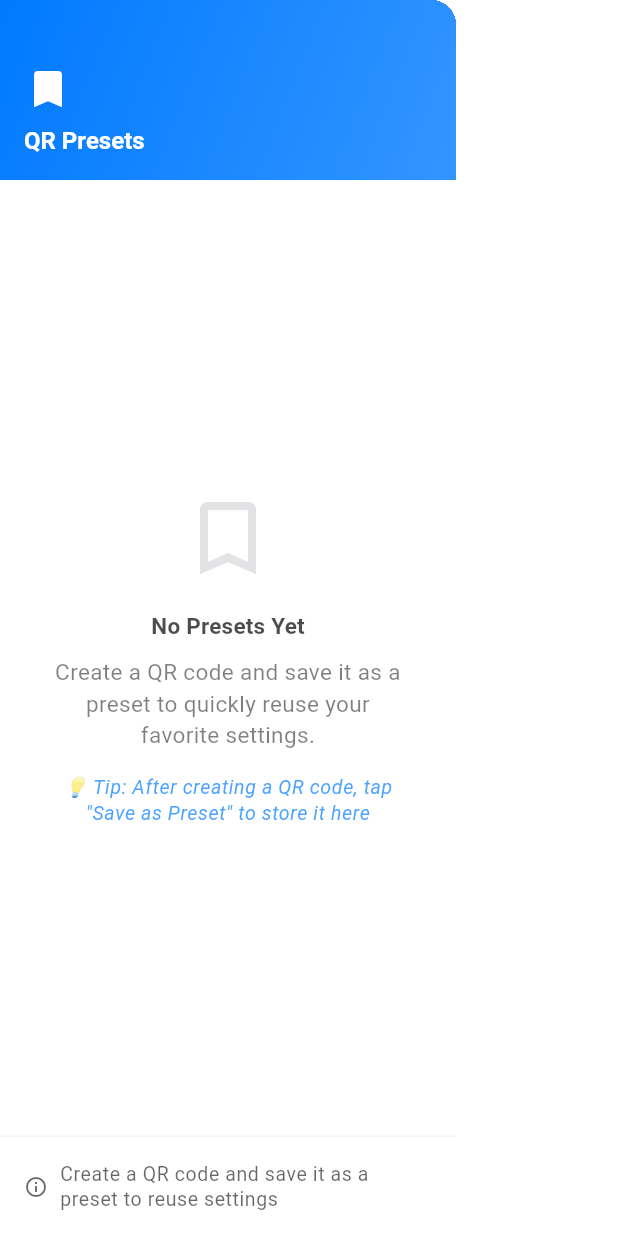
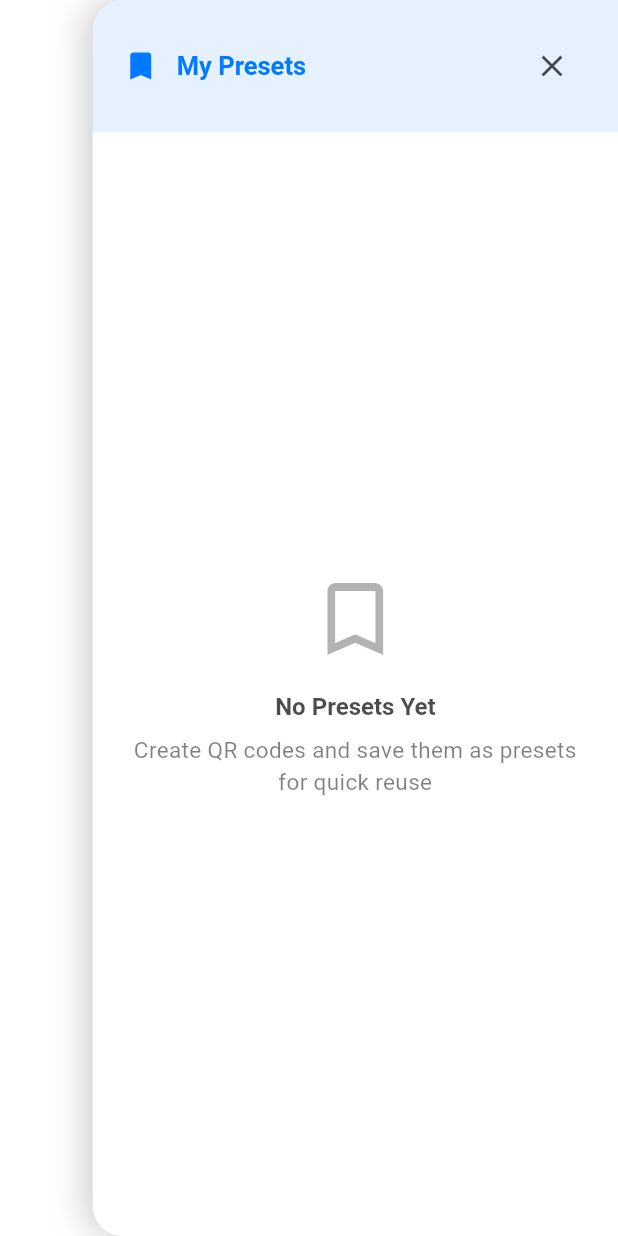
Before and after one commit to chirag405/socialcard, a Flutter app: the PresetsDrawer widget shown alone on an empty page, opened directly, on a phone screen of 412 x 824 dp. Run offline on Flutter 3.47's test engine with Material 3 defaults, Android fonts, the phone set to English and light mode, and no system bars; our stand-ins replace equatable, flutter_bloc, flutter_contacts, google_sign_in, image_picker, permission_handler and 5 more; missing offline and left inert: dart:html, mobile_scanner; accounts and stored records are empty; network calls fail.

Commit message:
Complete preset system overhaul: Remove edit functionality, add preset viewer screen

```diff
--- a/lib/blocs/preset/preset_bloc.dart
+++ b/lib/blocs/preset/preset_bloc.dart
@@ -19,7 +19,6 @@ class PresetBloc extends Bloc<PresetEvent, PresetState> {
        super(PresetInitial()) {
     on<PresetLoadRequested>(_onLoadRequested);
     on<PresetSaveRequested>(_onSaveRequested);
-    on<PresetUpdateRequested>(_onUpdateRequested);
     on<PresetDeleteRequested>(_onDeleteRequested);
     on<PresetDuplicateRequested>(_onDuplicateRequested);
     on<PresetSetAsDefaultRequested>(_onSetAsDefaultRequested);
@@ -80,27 +79,6 @@ class PresetBloc extends Bloc<PresetEvent, PresetState> {
       add(PresetLoadRequested(userId));
     } catch (e) {
       emit(PresetError('Failed to save preset: $e'));
-    }
-  }
-
-  Future<void> _onUpdateRequested(
-    PresetUpdateRequested event,
-    Emitter<PresetState> emit,
-  ) async {
-    try {
-      emit(PresetUpdating(event.preset));
-
-      final updatedPreset = event.preset.copyWith(updatedAt: DateTime.now());
-
-      await _localStorageService.updateQrPreset(updatedPreset);
-      emit(PresetUpdated(updatedPreset));
-
-      // Reload presets to get updated list
-      if (_supabaseService.currentUserId != null) {
-        add(PresetLoadRequested(_supabaseService.currentUserId!));
-      }
-    } catch (e) {
-      emit(PresetError('Failed to update preset: $e'));
     }
   }
 
--- a/lib/blocs/preset/preset_event.dart
+++ b/lib/blocs/preset/preset_event.dart
@@ -33,15 +33,6 @@ class PresetSaveRequested extends PresetEvent {
   List<Object> get props => [name, description, config];
 }
 
-class PresetUpdateRequested extends PresetEvent {
-  final QrPreset preset;
-
-  const PresetUpdateRequested(this.preset);
-
-  @override
-  List<Object> get props => [preset];
-}
-
 class PresetDeleteRequested extends PresetEvent {
   final String presetId;
 
--- a/lib/blocs/preset/preset_state.dart
+++ b/lib/blocs/preset/preset_state.dart
@@ -42,24 +42,6 @@ class PresetSaved extends PresetState {
   final QrPreset preset;
 
   const PresetSaved(this.preset);
-
-  @override
-  List<Object> get props => [preset];
-}
-
-class PresetUpdating extends PresetState {
-  final QrPreset preset;
-
-  const PresetUpdating(this.preset);
-
-  @override
-  List<Object> get props => [preset];
-}
-
-class PresetUpdated extends PresetState {
-  final QrPreset preset;
-
-  const PresetUpdated(this.preset);
 
   @override
   List<Object> get props => [preset];
--- a/lib/widgets/presets_drawer.dart
+++ b/lib/widgets/presets_drawer.dart
@@ -5,6 +5,7 @@ import '../blocs/preset/preset_bloc.dart';
 import '../blocs/preset/preset_event.dart';
 import '../blocs/preset/preset_state.dart';
 import '../services/supabase_service.dart';
+import '../screens/qr/preset_viewer_screen.dart';
 
 class PresetsDrawer extends StatefulWidget {
   final Function(QrPreset) onPresetSelected;
@@ -20,13 +21,9 @@ class _PresetsDrawerState extends State<PresetsDrawer> {
   void initState() {
     super.initState();
     // Load presets when drawer opens
-    final supabaseService = SupabaseService();
-    final userId = supabaseService.currentUserId;
-    print('🔧 PresetsDrawer: Loading presets for user: $userId');
+    final userId = context.read<SupabaseService>().currentUserId;
     if (userId != null) {
       context.read<PresetBloc>().add(PresetLoadRequested(userId));
-    } else {
-      print('❌ PresetsDrawer: No user ID found');
     }
   }
 
@@ -34,235 +31,207 @@ class _PresetsDrawerState extends State<PresetsDrawer> {
   Widget build(BuildContext context) {
     final theme = Theme.of(context);
 
-    return Drawer(
+    return Dialog(
+      backgroundColor: Colors.transparent,
+      insetPadding: EdgeInsets.zero,
+      child: Align(
+        alignment: Alignment.centerRight,
+        child: Container(
+          width: MediaQuery.of(context).size.width * 0.85,
+          height: MediaQuery.of(context).size.height,
+          margin: const EdgeInsets.only(left: 20),
+          decoration: BoxDecoration(
+            color: theme.colorScheme.surface,
+            borderRadius: const BorderRadius.only(
+              topLeft: Radius.circular(20),
+              bottomLeft: Radius.circular(20),
+            ),
+            boxShadow: [
+              BoxShadow(
+                color: Colors.black.withOpacity(0.2),
+                blurRadius: 20,
+                offset: const Offset(-5, 0),
+              ),
+            ],
+          ),
           child: Column(
             children: [
               // Header
               Container(
-            height: 120,
-            width: double.infinity,
+                padding: const EdgeInsets.all(20),
                 decoration: BoxDecoration(
-              gradient: LinearGradient(
-                begin: Alignment.topLeft,
-                end: Alignment.bottomRight,
-                colors: [
-                  theme.colorScheme.primary,
-                  theme.colorScheme.primary.withOpacity(0.8),
+                  color: theme.colorScheme.primary.withOpacity(0.1),
+                  borderRadius: const BorderRadius.only(
+                    topLeft: Radius.circular(20),
+                  ),
+                ),
+                child: Row(
+                  children: [
+                    Icon(
+                      Icons.bookmark,
+                      color: theme.colorScheme.primary,
+                      size: 24,
+                    ),
+                    const SizedBox(width: 12),
+                    Text(
+                      'My Presets',
+                      style: theme.textTheme.titleLarge?.copyWith(
+                        fontWeight: FontWeight.bold,
+                        color: theme.colorScheme.primary,
+                      ),
+                    ),
+                    const Spacer(),
+                    IconButton(
+                      onPressed: () => Navigator.pop(context),
+                      icon: Icon(
+                        Icons.close,
+                        color: theme.colorScheme.onSurface.withOpacity(0.7),
+                      ),
+                    ),
                   ],
                 ),
               ),
-            child: SafeArea(
-              child: Padding(
+
+              // Content
+              Expanded(
+                child: BlocConsumer<PresetBloc, PresetState>(
+                  listener: (context, state) {
+                    if (state is PresetError) {
+                      ScaffoldMessenger.of(context).showSnackBar(
+                        SnackBar(
+                          content: Text(state.message),
+                          backgroundColor: theme.colorScheme.error,
+                        ),
+                      );
+                    } else if (state is PresetDeleted) {
+                      ScaffoldMessenger.of(context).showSnackBar(
+                        SnackBar(
+                          content: const Text('Preset deleted successfully'),
+                          backgroundColor: Colors.green,
+                        ),
+                      );
+                    }
+                  },
+                  builder: (context, state) {
+                    if (state is PresetLoading) {
+                      return const Center(child: CircularProgressIndicator());
+                    }
+
+                    if (state is PresetLoaded) {
+                      final presets = state.presets;
+
+                      if (presets.isEmpty) {
+                        return _buildEmptyState(theme);
+                      }
+
+                      return ListView.separated(
                         padding: const EdgeInsets.all(16),
-                child: Column(
-                  crossAxisAlignment: CrossAxisAlignment.start,
-                  mainAxisAlignment: MainAxisAlignment.end,
-                  children: [
-                    Icon(
-                      Icons.bookmark,
-                      color: theme.colorScheme.onPrimary,
-                      size: 32,
-                    ),
-                    const SizedBox(height: 8),
-                    Text(
-                      'QR Presets',
-                      style: theme.textTheme.headlineSmall?.copyWith(
-                        color: theme.colorScheme.onPrimary,
-                        fontWeight: FontWeight.bold,
+                        itemCount: presets.length,
+                        separatorBuilder:
+                            (context, index) => const SizedBox(height: 8),
+                        itemBuilder: (context, index) {
+                          final preset = presets[index];
+                          return _buildPresetCard(context, theme, preset);
+                        },
+                      );
+                    }
+
+                    if (state is PresetError) {
+                      return _buildErrorState(theme, state.message);
+                    }
+
+                    return _buildEmptyState(theme);
+                  },
                 ),
               ),
             ],
           ),
         ),
       ),
-          ),
-
-          // Presets List with BLoC
-          Expanded(
-            child: BlocBuilder<PresetBloc, PresetState>(
-              builder: (context, state) {
-                print('🔧 PresetsDrawer: Current state: ${state.runtimeType}');
-
-                if (state is PresetLoading) {
-                  return const Center(child: CircularProgressIndicator());
-                }
-
-                if (state is PresetLoaded) {
-                  final presets = state.presets;
-                  print('🔧 PresetsDrawer: Loaded ${presets.length} presets');
-
-                  if (presets.isEmpty) {
-                    return _buildEmptyState(theme);
-                  }
-
-                  return ListView.builder(
-                    padding: const EdgeInsets.symmetric(vertical: 8),
-                    itemCount: presets.length,
-                    itemBuilder: (context, index) {
-                      final preset = presets[index];
-                      return _buildPresetTile(context, preset, theme);
-                    },
     );
   }
 
-                if (state is PresetError) {
-                  print('❌ PresetsDrawer: Error: ${state.message}');
+  Widget _buildEmptyState(ThemeData theme) {
+    return Center(
+      child: Column(
+        mainAxisAlignment: MainAxisAlignment.center,
+        children: [
+          Icon(
+            Icons.bookmark_border,
+            size: 64,
+            color: theme.colorScheme.onSurface.withOpacity(0.3),
+          ),
+          const SizedBox(height: 16),
+          Text(
+            'No Presets Yet',
+            style: theme.textTheme.headlineSmall?.copyWith(
+              color: theme.colorScheme.onSurface.withOpacity(0.7),
+            ),
+          ),
+          const SizedBox(height: 8),
+          Text(
+            'Create QR codes and save them as presets\nfor quick reuse',
+            style: theme.textTheme.bodyMedium?.copyWith(
+              color: theme.colorScheme.onSurface.withOpacity(0.5),
+            ),
+            textAlign: TextAlign.center,
+          ),
+        ],
+      ),
+    );
+  }
+
+  Widget _buildErrorState(ThemeData theme, String error) {
     return Center(
       child: Column(
         mainAxisAlignment: MainAxisAlignment.center,
         children: [
           Icon(
             Icons.error_outline,
-                          size: 48,
-                          color: theme.colorScheme.error,
+            size: 64,
+            color: theme.colorScheme.error.withOpacity(0.7),
           ),
           const SizedBox(height: 16),
           Text(
-                          'Failed to load presets',
-                          style: theme.textTheme.titleMedium,
+            'Error Loading Presets',
+            style: theme.textTheme.headlineSmall?.copyWith(
+              color: theme.colorScheme.error,
+            ),
           ),
           const SizedBox(height: 8),
           Text(
-                          state.message,
-                          style: theme.textTheme.bodySmall,
+            error,
+            style: theme.textTheme.bodyMedium?.copyWith(
+              color: theme.colorScheme.onSurface.withOpacity(0.7),
+            ),
             textAlign: TextAlign.center,
-                        ),
-                        const SizedBox(height: 16),
-                        ElevatedButton(
-                          onPressed: () {
-                            final supabaseService = SupabaseService();
-                            final userId = supabaseService.currentUserId;
-                            if (userId != null) {
-                              context.read<PresetBloc>().add(
-                                PresetLoadRequested(userId),
-                              );
-                            }
-                          },
-                          child: const Text('Retry'),
           ),
         ],
       ),
     );
   }
 
-                // Handle other states (PresetSaved, PresetUpdated, etc.)
-                if (state is PresetSaved ||
-                    state is PresetUpdated ||
-                    state is PresetDeleted) {
-                  // Trigger reload
-                  WidgetsBinding.instance.addPostFrameCallback((_) {
-                    final supabaseService = SupabaseService();
-                    final userId = supabaseService.currentUserId;
-                    if (userId != null) {
-                      context.read<PresetBloc>().add(
-                        PresetLoadRequested(userId),
-                      );
-                    }
-                  });
-                }
-
-                return _buildEmptyState(theme);
-              },
-            ),
-          ),
-
-          // Footer
-          Container(
-            padding: const EdgeInsets.all(16),
-            decoration: BoxDecoration(
-              border: Border(
-                top: BorderSide(
-                  color: theme.colorScheme.outline.withOpacity(0.2),
-                ),
-              ),
-            ),
-            child: Row(
-              children: [
-                Icon(
-                  Icons.info_outline,
-                  size: 16,
-                  color: theme.colorScheme.onSurface.withOpacity(0.6),
-                ),
-                const SizedBox(width: 8),
-                Expanded(
-                  child: Text(
-                    'Create a QR code and save it as a preset to reuse settings',
-                    style: theme.textTheme.bodySmall?.copyWith(
-                      color: theme.colorScheme.onSurface.withOpacity(0.6),
-                    ),
-                  ),
-                ),
-              ],
-            ),
-          ),
-        ],
-      ),
-    );
-  }
-
-  Widget _buildEmptyState(ThemeData theme) {
-    return Center(
-      child: Padding(
-        padding: const EdgeInsets.all(32),
-        child: Column(
-          mainAxisAlignment: MainAxisAlignment.center,
-          children: [
-            Icon(
-              Icons.bookmark_border,
-              size: 64,
-              color: theme.colorScheme.outline.withOpacity(0.5),
-            ),
-            const SizedBox(height: 16),
-            Text(
-              'No Presets Yet',
-              style: theme.textTheme.titleMedium?.copyWith(
-                color: theme.colorScheme.onSurface.withOpacity(0.7),
-                fontWeight: FontWeight.w600,
-              ),
-            ),
-            const SizedBox(height: 8),
-            Text(
-              'Create a QR code and save it as a preset to quickly reuse your favorite settings.',
-              style: theme.textTheme.bodyMedium?.copyWith(
-                color: theme.colorScheme.onSurface.withOpacity(0.5),
-              ),
-              textAlign: TextAlign.center,
-            ),
-            const SizedBox(height: 16),
-            Text(
-              '💡 Tip: After creating a QR code, tap "Save as Preset" to store it here',
-              style: theme.textTheme.bodySmall?.copyWith(
-                color: theme.colorScheme.primary.withOpacity(0.7),
-                fontStyle: FontStyle.italic,
-              ),
-              textAlign: TextAlign.center,
-            ),
-          ],
-        ),
-      ),
-    );
-  }
-
-  Widget _buildPresetTile(
+  Widget _buildPresetCard(
     BuildContext context,
+    ThemeData theme,
     QrPreset preset,
-    ThemeData theme,
   ) {
     return Card(
-      margin: const EdgeInsets.symmetric(horizontal: 8, vertical: 4),
-      shape: RoundedRectangleBorder(borderRadius: BorderRadius.circular(12)),
+      elevation: 2,
+      margin: EdgeInsets.zero,
+      shape: RoundedRectangleBorder(
+        borderRadius: BorderRadius.circular(12),
+        side: BorderSide(color: theme.colorScheme.outline.withOpacity(0.2)),
+      ),
       child: InkWell(
         borderRadius: BorderRadius.circular(12),
         onTap: () {
-          Navigator.of(context).pop();
-          widget.onPresetSelected(preset);
-
-          // Show feedback
-          ScaffoldMessenger.of(context).showSnackBar(
-            SnackBar(
-              content: Text('Applied preset: ${preset.name}'),
-              backgroundColor: Colors.green,
-              duration: const Duration(seconds: 2),
+          // Navigate to preset viewer instead of direct apply
+          Navigator.pop(context); // Close drawer first
+          Navigator.push(
+            context,
+            MaterialPageRoute(
+              builder: (context) => PresetViewerScreen(preset: preset),
             ),
           );
         },
@@ -335,7 +304,7 @@ class _PresetsDrawerState extends State<PresetsDrawer> {
                         ),
                         const Spacer(),
                         Text(
-                          'Tap to use',
+                          'Tap to view',
                           style: theme.textTheme.bodySmall?.copyWith(
                             color: theme.colorScheme.primary.withOpacity(0.7),
                             fontWeight: FontWeight.w500,
@@ -368,32 +337,24 @@ class _PresetsDrawerState extends State<PresetsDrawer> {
     showDialog(
       context: context,
       builder:
-          (context) => AlertDialog(
+          (dialogContext) => AlertDialog(
             title: const Text('Delete Preset'),
-            content: Text(
-              'Are you sure you want to delete "${preset.name}"?\n\nThis action cannot be undone.',
-            ),
+            content: Text('Are you sure you want to delete "${preset.name}"?'),
             actions: [
               TextButton(
-                onPressed: () => Navigator.pop(context),
+                onPressed: () => Navigator.pop(dialogContext),
                 child: const Text('Cancel'),
               ),
-              ElevatedButton(
+              FilledButton(
                 onPressed: () {
+                  Navigator.pop(dialogContext);
                   context.read<PresetBloc>().add(
                     PresetDeleteRequested(preset.id),
                   );
-                  Navigator.pop(context);
-
-                  ScaffoldMessenger.of(context).showSnackBar(
-                    SnackBar(
-                      content: Text('Preset "${preset.name}" deleted'),
-                      backgroundColor: Colors.orange,
-                      duration: const Duration(seconds: 3),
+                },
+                style: FilledButton.styleFrom(
+                  backgroundColor: Theme.of(context).colorScheme.error,
                 ),
-                  );
-                },
-                style: ElevatedButton.styleFrom(backgroundColor: Colors.red),
                 child: const Text('Delete'),
               ),
             ],
```
Also changed, not shown: lib/screens/qr/preset_viewer_screen.dart (added, +319 -0 lines). Lines whose indentation alone changed are shown as unchanged.
